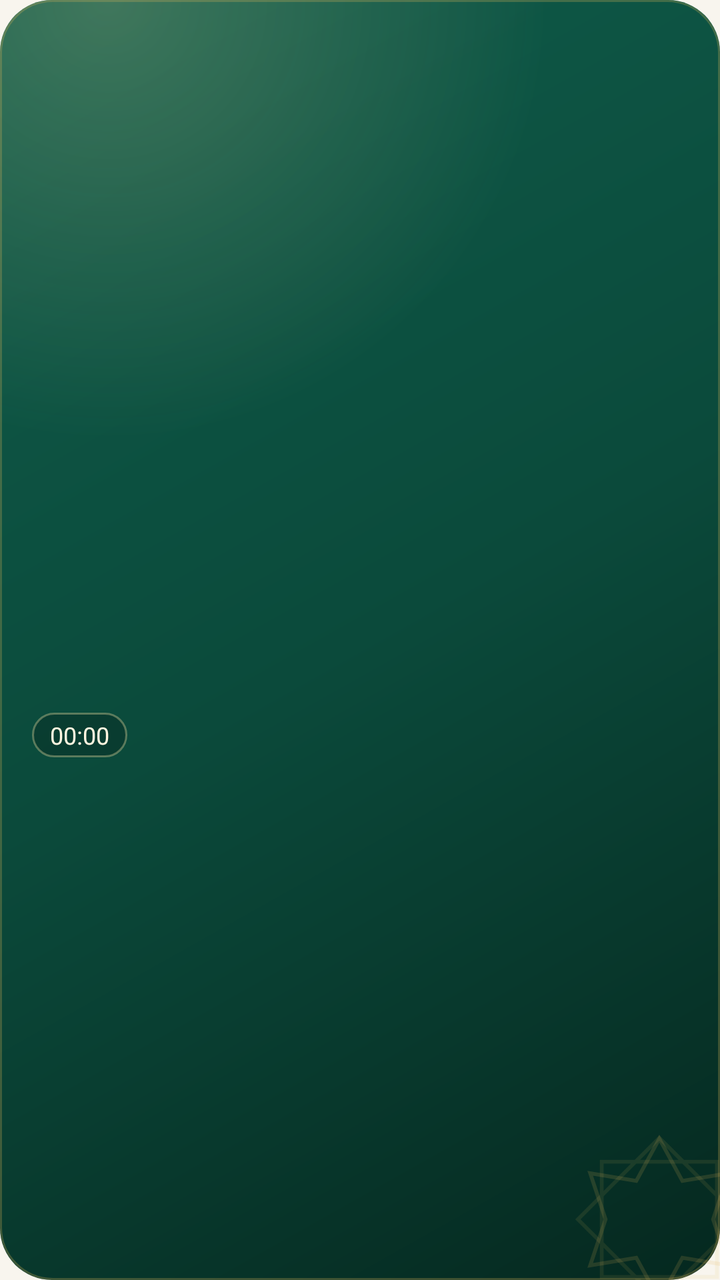
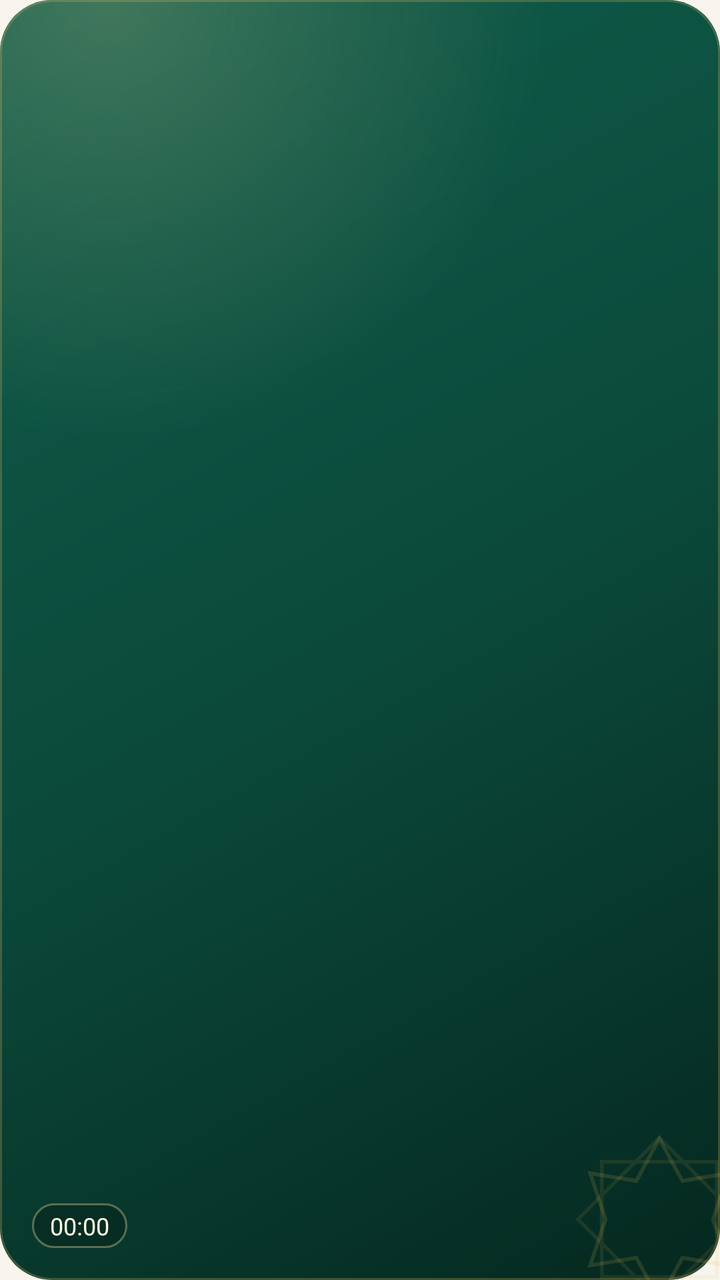

The first picture is an Android layout as it rendered before a commit; the second is the same layout after the commit. The layout source and the unified diff follow.
<!-- AndroidManifest.xml: application theme Theme.ZikrTime -->
<!-- res/layout/widget_next.xml -->
<?xml version="1.0" encoding="utf-8"?>
<FrameLayout xmlns:android="http://schemas.android.com/apk/res/android"
    android:id="@+id/widget_root"
    android:layout_width="match_parent"
    android:layout_height="match_parent"
    android:background="@drawable/widget_bg">

    
    <ImageView
        android:id="@+id/w_bg"
        android:layout_width="match_parent"
        android:layout_height="match_parent"
        android:importantForAccessibility="no"
        android:scaleType="fitXY" />

    <ImageView
        android:id="@+id/w_star"
        android:layout_width="96dp"
        android:layout_height="96dp"
        android:layout_gravity="end|bottom"
        android:layout_marginEnd="-18dp"
        android:layout_marginBottom="-18dp"
        android:importantForAccessibility="no"
        android:src="@drawable/widget_star" />

    
    <ImageView
        android:id="@+id/w_ring"
        android:layout_width="54dp"
        android:layout_height="54dp"
        android:layout_gravity="end|top"
        android:layout_marginTop="10dp"
        android:layout_marginEnd="10dp"
        android:importantForAccessibility="no" />

    <LinearLayout
        android:layout_width="match_parent"
        android:layout_height="match_parent"
        android:gravity="center_vertical"
        android:orientation="vertical"
        android:padding="16dp">

        <TextView
            android:id="@+id/w_label"
            android:layout_width="match_parent"
            android:layout_height="wrap_content"
            android:layout_marginEnd="52dp"
            android:ellipsize="end"
            android:maxLines="1"
            android:textColor="#D9FFF6E0"
            android:textSize="12sp" />

        <TextView
            android:id="@+id/w_name"
            android:layout_width="match_parent"
            android:layout_height="wrap_content"
            android:layout_marginTop="2dp"
            android:layout_marginEnd="48dp"
            android:ellipsize="end"
            android:maxLines="1"
            android:shadowColor="#66000000"
            android:shadowDy="1"
            android:shadowRadius="3"
            android:textColor="#FFF6E0"
            android:textSize="22sp"
            android:textStyle="bold" />

        <TextView
            android:id="@+id/w_time"
            android:layout_width="wrap_content"
            android:layout_height="wrap_content"
            android:fontFamily="sans-serif-light"
            android:maxLines="1"
            android:shadowColor="#66000000"
            android:shadowDy="1"
            android:shadowRadius="4"
            android:textColor="#FFE7A8"
            android:textSize="34sp" />

        <Chronometer
            android:id="@+id/w_countdown"
            android:layout_width="wrap_content"
            android:layout_height="wrap_content"
            android:layout_marginTop="2dp"
            android:background="@drawable/widget_chip"
            android:countDown="true"
            android:maxLines="1"
            android:paddingHorizontal="9dp"
            android:paddingVertical="3dp"
            android:textColor="#FFF6E0"
            android:textSize="12sp" />
    </LinearLayout>
</FrameLayout>
<!-- resources referenced by this layout -->
<resources>
  <!-- drawable widget_bg (drawable) -->
  <?xml version="1.0" encoding="utf-8"?>
  <layer-list xmlns:android="http://schemas.android.com/apk/res/android">
      <item>
          <shape android:shape="rectangle">
              <gradient android:angle="315" android:startColor="#0F5C4A" android:centerColor="#0B4A3B" android:endColor="#05281F" android:type="linear" />
              <corners android:radius="26dp" />
          </shape>
      </item>
      <item>
          <shape android:shape="rectangle">
              <gradient android:type="radial" android:gradientRadius="220dp" android:centerX="0.15" android:centerY="0.0"
                  android:startColor="#33FFE7A8" android:endColor="#00FFE7A8" />
              <corners android:radius="26dp" />
          </shape>
      </item>
      <item>
          <shape android:shape="rectangle">
              <stroke android:width="1dp" android:color="#40E2B659" />
              <corners android:radius="26dp" />
          </shape>
      </item>
  </layer-list>
  <!-- drawable widget_chip (drawable) -->
  <?xml version="1.0" encoding="utf-8"?>
  <shape xmlns:android="http://schemas.android.com/apk/res/android" android:shape="rectangle">
      <solid android:color="#33000000" />
      <stroke android:width="1dp" android:color="#55FFE7A8" />
      <corners android:radius="12dp" />
  </shape>
  <!-- drawable widget_star (drawable) -->
  <?xml version="1.0" encoding="utf-8"?>
  <vector xmlns:android="http://schemas.android.com/apk/res/android"
      android:width="120dp" android:height="120dp" android:viewportWidth="100" android:viewportHeight="100">
      <path android:strokeColor="#26E2B659" android:strokeWidth="2" android:fillColor="#00000000"
          android:pathData="M50,8 L62,30 L86,26 L78,50 L86,74 L62,70 L50,92 L38,70 L14,74 L22,50 L14,26 L38,30 Z" />
      <path android:strokeColor="#1AE2B659" android:strokeWidth="2" android:fillColor="#00000000"
          android:pathData="M20,20 L80,20 L80,80 L20,80 Z M50,7.6 L92.4,50 L50,92.4 L7.6,50 Z" />
  </vector>
  <style name="Theme.ZikrTime" parent="android:Theme.Material.Light.NoActionBar">
          <item name="android:windowBackground">@color/window_light</item>
      </style>
  <color name="window_light">#F8F5EE</color>
</resources>

<!-- the commit's change to res/layout/widget_next.xml (unified diff, before → after) -->
@@ -26,8 +26,8 @@
     
     <ImageView
         android:id="@+id/w_ring"
-        android:layout_width="54dp"
-        android:layout_height="54dp"
+        android:layout_width="48dp"
+        android:layout_height="48dp"
         android:layout_gravity="end|top"
         android:layout_marginTop="10dp"
         android:layout_marginEnd="10dp"
@@ -36,7 +36,7 @@
     <LinearLayout
         android:layout_width="match_parent"
         android:layout_height="match_parent"
-        android:gravity="center_vertical"
+        android:gravity="bottom"
         android:orientation="vertical"
         android:padding="16dp">
 
@@ -55,7 +55,6 @@
             android:layout_width="match_parent"
             android:layout_height="wrap_content"
             android:layout_marginTop="2dp"
-            android:layout_marginEnd="48dp"
             android:ellipsize="end"
             android:maxLines="1"
             android:shadowColor="#66000000"
